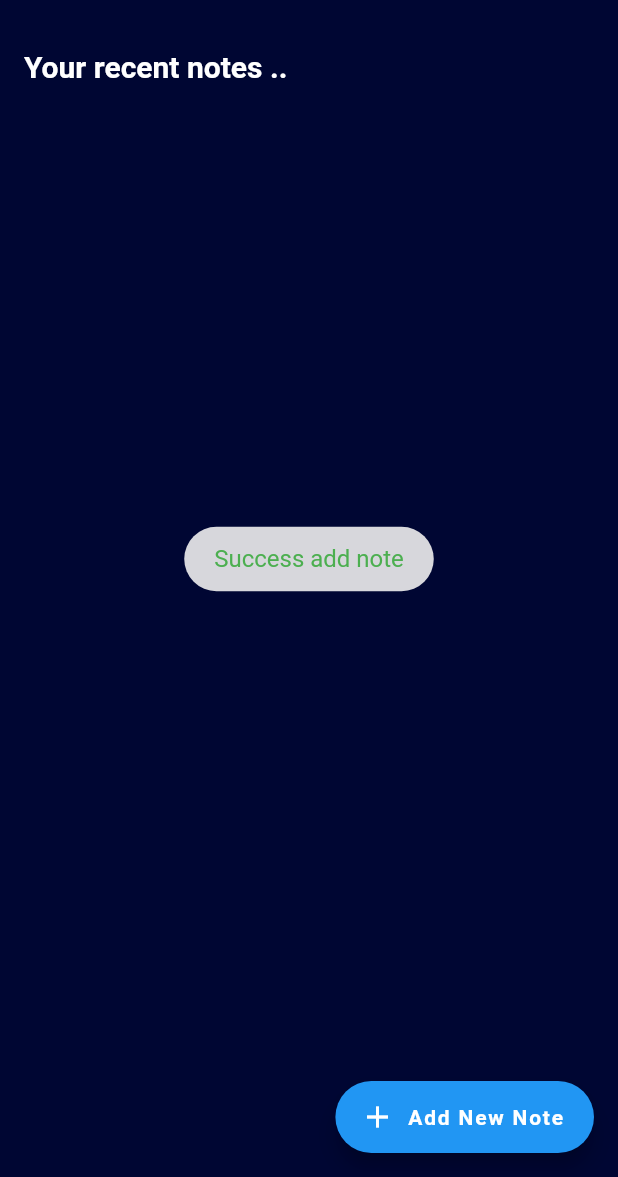
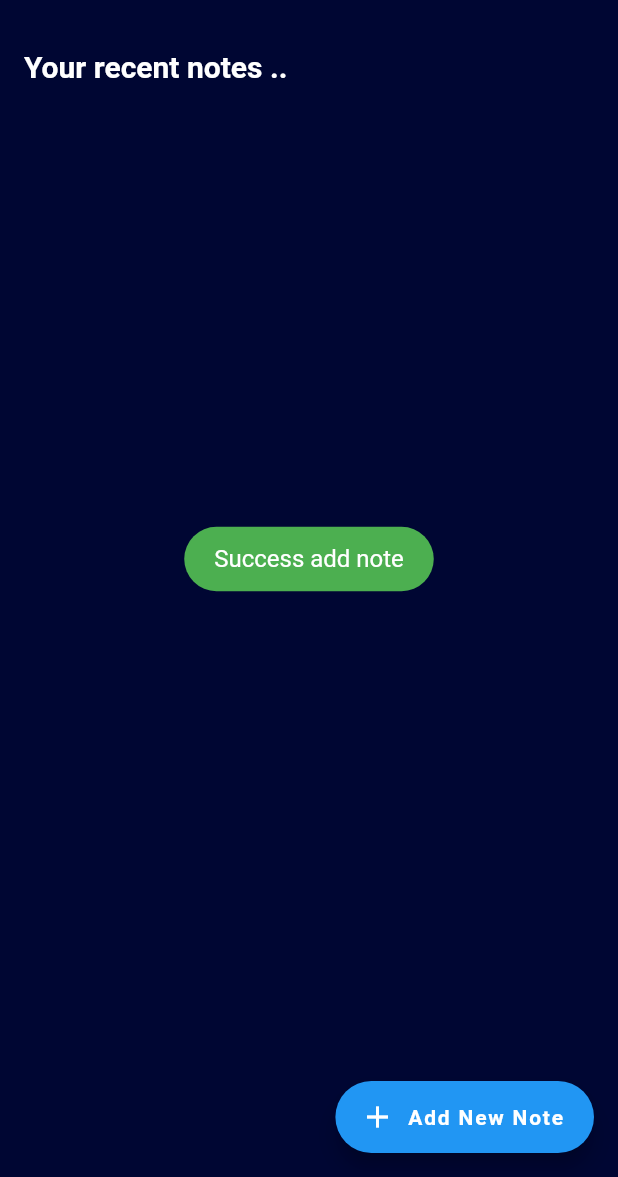
Before and after one commit to fahmiyuda31/firenotes, a Flutter app: the NoteEditorScreen screen opened directly, after a tap on the "save" icon, on a phone screen of 412 x 824 dp, the part 59-1236 px from its top. Run offline on Flutter 3.47's test engine with Material 2 defaults, Android fonts, the phone set to English and light mode, and no system bars; our stand-ins replace cloud_firestore, firebase_core, fluttertoast, google_fonts; accounts and stored records are empty.

Commit message:
update notes

```diff
--- a/lib/screens/note_editor.dart
+++ b/lib/screens/note_editor.dart
@@ -76,7 +76,8 @@ class _NoteEditorScreenState extends State<NoteEditorScreen> {
                 toastLength: Toast.LENGTH_SHORT,
                 gravity: ToastGravity.CENTER,
                 timeInSecForIosWeb: 1,
-                textColor: Colors.green,
+                backgroundColor: Colors.green,
+                textColor: Colors.white,
                 fontSize: 16.0);
             Navigator.pop(context);
           }).catchError((error) {
```
